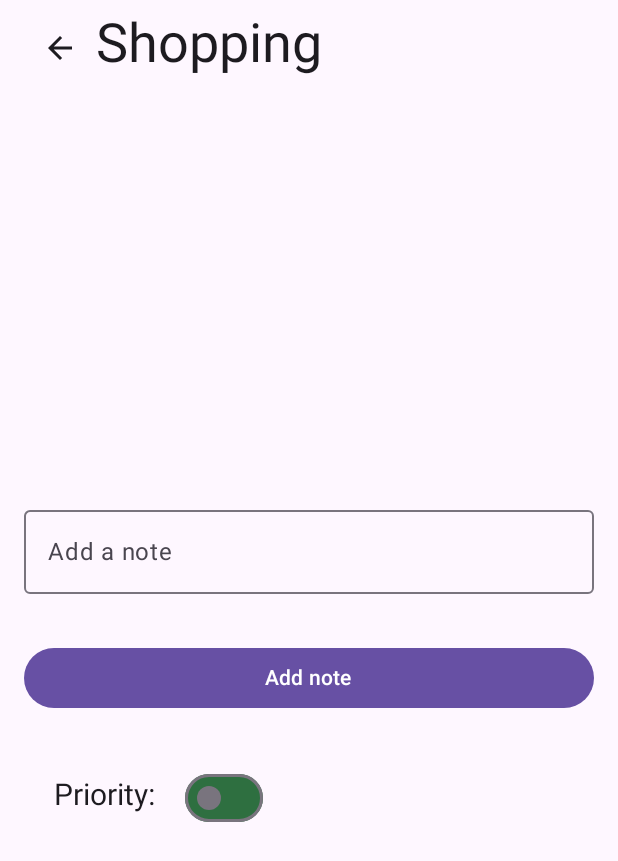
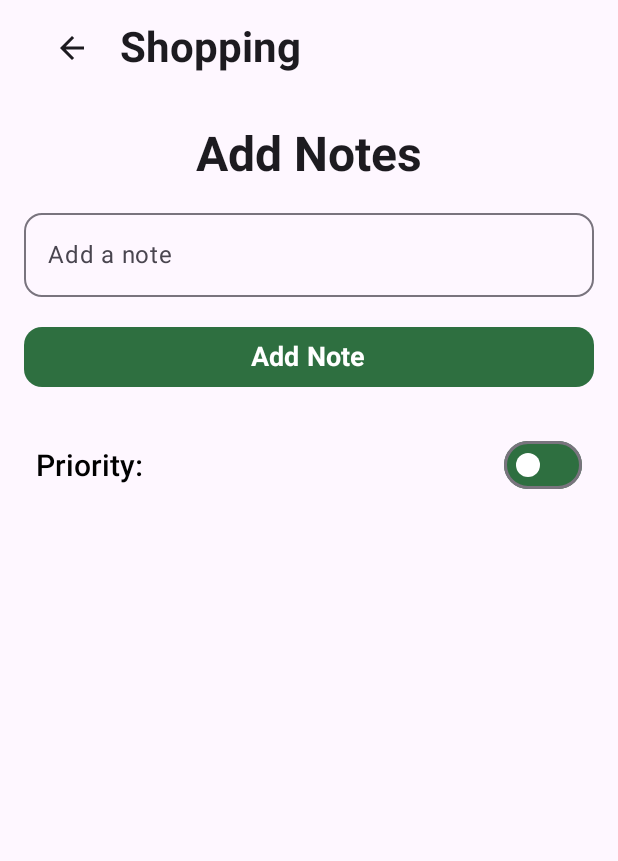
Before and after one commit to Plegik26/To-Do-Android-app, an Android app built with Jetpack Compose: the screen it shows after launch (MainActivity), after a tap on "Shopping", on a phone screen of 412 x 824 dp. Shown: the top 861 px of the screen. Run offline under Robolectric (Android 15) with nearby library versions, the phone set to English and light mode, and no system bars; our stand-ins replace livedata-compose.

Commit message:
Added screen 3 functionality, and revammped UI

```diff
--- a/app/src/main/java/com/example/todolist/MainApp.kt
+++ b/app/src/main/java/com/example/todolist/MainApp.kt
@@ -2,12 +2,18 @@ package com.example.todolist
 
 import androidx.compose.foundation.layout.padding
 import androidx.compose.material.icons.Icons
-import androidx.compose.material.icons.filled.DateRange
 import androidx.compose.material.icons.filled.List
-import androidx.compose.material3.*
+import androidx.compose.material.icons.filled.MailOutline
+import androidx.compose.material3.Icon
+import androidx.compose.material3.MaterialTheme
+import androidx.compose.material3.NavigationBar
+import androidx.compose.material3.NavigationBarItem
+import androidx.compose.material3.Scaffold
+import androidx.compose.material3.Text
 import androidx.compose.runtime.Composable
 import androidx.compose.runtime.getValue
 import androidx.compose.ui.Modifier
+import androidx.compose.ui.graphics.Color
 import androidx.lifecycle.viewmodel.compose.viewModel
 import androidx.navigation.NavController
 import androidx.navigation.compose.NavHost
@@ -22,7 +28,7 @@ import com.example.todolist.screens.Screen3
 sealed class Screens(val route: String, val title: String) {
     object Screen1 : Screens("screen1", "To-Do")
     object Screen2 : Screens("screen2", "Details")
-    object Screen3 : Screens("screen3", "History")
+    object Screen3 : Screens("screen3", "Notes")
 }
 
 @Composable
@@ -35,10 +41,12 @@ fun MainApp() {
 
     Scaffold(
         bottomBar = {
+            // Hide bottom bar on Screen2
             if (currentRoute != Screens.Screen2.route) {
                 BottomNavigationBar(navController, currentRoute)
             }
-        }
+        },
+        containerColor = Color(0xFFF8F8F8)
     ) { innerPadding ->
         NavHost(
             navController = navController,
@@ -59,19 +67,28 @@ fun BottomNavigationBar(navController: NavController, currentRoute: String?) {
         Screens.Screen3
     )
 
-    NavigationBar {
+    NavigationBar(
+        containerColor = Color.White,
+    ) {
         items.forEach { screen ->
+            val selected = currentRoute == screen.route
+
             NavigationBarItem(
-                selected = currentRoute == screen.route,
+                selected = selected,
                 onClick = { navController.navigate(screen.route) },
                 icon = {
                     when (screen) {
                         Screens.Screen1 -> Icon(imageVector = Icons.Default.List, contentDescription = screen.title)
-                        Screens.Screen3 -> Icon(imageVector = Icons.Default.DateRange, contentDescription = screen.title)
+                        Screens.Screen3 -> Icon(imageVector = Icons.Default.MailOutline, contentDescription = screen.title)
                         else -> {}
                     }
                 },
-                label = { Text(screen.title) }
+                label = {
+                    Text(
+                        text = screen.title,
+                        color = if (selected) Color(0xFF2E6F40) else Color.Gray,
+                    )
+                }
             )
         }
     }
--- a/app/src/main/java/com/example/todolist/MyViewModel.kt
+++ b/app/src/main/java/com/example/todolist/MyViewModel.kt
@@ -1,6 +1,5 @@
 package com.example.todolist
 
-import androidx.compose.ui.graphics.Color
 import androidx.lifecycle.LiveData
 import androidx.lifecycle.MutableLiveData
 import androidx.lifecycle.ViewModel
@@ -52,17 +51,18 @@ class MyViewModel : ViewModel() {
         }
     }
 }
+
 fun getTodo() : List<Todo>  {
     return listOf(
-        Todo(1, "Shopping", listOf(""),0xFF2E6F40),
-        Todo(2, "Notes", listOf(""),0xFF2E6F40),
-        Todo(3, "Movies", listOf(""),0xFF2E6F40),
-        Todo(4, "Music", listOf(""),0xFF2E6F40),
-        Todo(5, "Friends", listOf(""),0xFF2E6F40),
-        Todo(6, "Assignment", listOf(""),0xFF2E6F40),
-        Todo(7, "Games", listOf(""),0xFF2E6F40),
-        Todo(8, "Recipes", listOf(""),0xFF2E6F40),
-        Todo(9, "College", listOf(""), 0xFF2E6F40),
-        Todo(10, "Books", listOf(""), 0xFF2E6F40),
+        Todo(1, "Shopping", emptyList(),0xFF2E6F40),
+        Todo(2, "Notes", emptyList(),0xFF2E6F40),
+        Todo(3, "Movies", emptyList(),0xFF2E6F40),
+        Todo(4, "Music", emptyList(),0xFF2E6F40),
+        Todo(5, "Friends", emptyList(),0xFF2E6F40),
+        Todo(6, "Assignment", emptyList(),0xFF2E6F40),
+        Todo(7, "Games", emptyList(),0xFF2E6F40),
+        Todo(8, "Recipes", emptyList(),0xFF2E6F40),
+        Todo(9, "College", emptyList(), 0xFF2E6F40),
+        Todo(10, "Books", emptyList(), 0xFF2E6F40),
     )
 }
--- a/app/src/main/java/com/example/todolist/screens/Screen1.kt
+++ b/app/src/main/java/com/example/todolist/screens/Screen1.kt
@@ -2,60 +2,86 @@ package com.example.todolist.screens
 
 import androidx.compose.foundation.background
 import androidx.compose.foundation.clickable
-import androidx.compose.foundation.layout.Column
-import androidx.compose.foundation.layout.Row
-import androidx.compose.foundation.layout.fillMaxHeight
-import androidx.compose.foundation.layout.fillMaxWidth
-import androidx.compose.foundation.layout.height
-import androidx.compose.foundation.layout.padding
+import androidx.compose.foundation.layout.*
 import androidx.compose.foundation.lazy.LazyColumn
 import androidx.compose.foundation.lazy.items
-import androidx.compose.material3.Text
+import androidx.compose.foundation.shape.RoundedCornerShape
+import androidx.compose.material.icons.Icons
+import androidx.compose.material.icons.filled.CheckCircle
+import androidx.compose.material3.*
 import androidx.compose.runtime.Composable
 import androidx.compose.runtime.getValue
 import androidx.compose.runtime.livedata.observeAsState
 import androidx.compose.ui.Alignment
 import androidx.compose.ui.Modifier
+import androidx.compose.ui.draw.shadow
+import androidx.compose.ui.graphics.Brush
 import androidx.compose.ui.graphics.Color
+import androidx.compose.ui.text.font.FontWeight
+import androidx.compose.ui.text.style.TextAlign
 import androidx.compose.ui.unit.dp
 import androidx.compose.ui.unit.sp
 import androidx.navigation.NavController
 import com.example.todolist.MyViewModel
 
 @Composable
-fun Screen1(navController : NavController, viewModel: MyViewModel)  {
+fun Screen1(navController: NavController, viewModel: MyViewModel) {
     val todoList by viewModel.todoItems.observeAsState(emptyList())
 
     Column(
-        Modifier.fillMaxHeight(),
+        modifier = Modifier
+            .fillMaxSize()
+            .padding(horizontal = 16.dp, vertical = 24.dp),
         horizontalAlignment = Alignment.CenterHorizontally
     ) {
         Text(
             text = "To-Do List!",
-            modifier = Modifier.padding(vertical = 30.dp),
-            fontSize = 60.sp,
+            fontSize = 42.sp,
+            fontWeight = FontWeight.Bold,
+            textAlign = TextAlign.Center,
+            modifier = Modifier
+                .fillMaxWidth()
+                .padding(bottom = 20.dp)
         )
 
         LazyColumn(
-            modifier = Modifier.fillMaxHeight()
+            modifier = Modifier
+                .fillMaxHeight()
+                .padding(bottom = 8.dp)
         ) {
             items(todoList) { item ->
-                Row(
-                    modifier = Modifier.fillMaxWidth()
-                        .padding(8.dp)
-                        .background(Color(item.priority))
-                        .padding(16.dp)
-                        .clickable(onClick = {
-                                navController.navigate("screen2")
-                                viewModel.setSelectedItem(item)
-                            }
+                Box(
+                    modifier = Modifier
+                        .fillMaxWidth()
+                        .padding(vertical = 8.dp)
+                        .shadow(6.dp, RoundedCornerShape(16.dp))
+                        .background(
+                            color = Color(item.priority),
+                            shape = RoundedCornerShape(16.dp)
                         )
+                        .clickable {
+                            viewModel.setSelectedItem(item)
+                            navController.navigate("screen2")
+                        }
+                        .padding(vertical = 20.dp, horizontal = 24.dp)
                 ) {
-                    Text(
-                        text = item.title,
-                        fontSize = 32.sp,
-                        color = Color.White
-                    )
+                    Row(
+                        modifier = Modifier.fillMaxWidth(),
+                        verticalAlignment = Alignment.CenterVertically
+                    ) {
+                        Text(
+                            text = item.title,
+                            fontSize = 26.sp,
+                            fontWeight = FontWeight.SemiBold,
+                            modifier = Modifier.weight(1f)
+                        )
+
+                        Icon(
+                            imageVector = Icons.Default.CheckCircle,
+                            contentDescription = "Task Icon",
+                            modifier = Modifier.size(28.dp)
+                        )
+                    }
                 }
             }
         }
--- a/app/src/main/java/com/example/todolist/screens/Screen2.kt
+++ b/app/src/main/java/com/example/todolist/screens/Screen2.kt
@@ -1,37 +1,21 @@
 package com.example.todolist.screens
 
-import android.R.attr.right
-import androidx.compose.foundation.layout.Arrangement
-import androidx.compose.foundation.layout.Column
-import androidx.compose.foundation.layout.Row
-import androidx.compose.foundation.layout.Spacer
-import androidx.compose.foundation.layout.fillMaxSize
-import androidx.compose.foundation.layout.fillMaxWidth
-import androidx.compose.foundation.layout.height
-import androidx.compose.foundation.layout.padding
+import androidx.compose.foundation.background
+import androidx.compose.foundation.layout.*
 import androidx.compose.foundation.lazy.LazyColumn
 import androidx.compose.foundation.lazy.items
+import androidx.compose.foundation.shape.RoundedCornerShape
 import androidx.compose.material.icons.Icons
 import androidx.compose.material.icons.filled.ArrowBack
-import androidx.compose.material3.Button
-import androidx.compose.material3.ExperimentalMaterial3Api
-import androidx.compose.material3.Icon
-import androidx.compose.material3.IconButton
-import androidx.compose.material3.OutlinedTextField
-import androidx.compose.material3.Scaffold
-import androidx.compose.material3.Switch
-import androidx.compose.material3.SwitchDefaults
-import androidx.compose.material3.Text
-import androidx.compose.material3.TopAppBar
-import androidx.compose.runtime.Composable
-import androidx.compose.runtime.getValue
+import androidx.compose.material3.*
+import androidx.compose.runtime.*
 import androidx.compose.runtime.livedata.observeAsState
-import androidx.compose.runtime.mutableStateOf
 import androidx.compose.runtime.saveable.rememberSaveable
-import androidx.compose.runtime.setValue
 import androidx.compose.ui.Alignment
 import androidx.compose.ui.Modifier
+import androidx.compose.ui.draw.shadow
 import androidx.compose.ui.graphics.Color
+import androidx.compose.ui.text.font.FontWeight
 import androidx.compose.ui.text.style.TextAlign
 import androidx.compose.ui.unit.dp
 import androidx.compose.ui.unit.sp
@@ -51,47 +35,59 @@ fun Screen2(navController: NavController, viewModel: MyViewModel) {
             TopAppBar(
                 title = {
                     Row(
-                        modifier = Modifier.fillMaxWidth()
+                        modifier = Modifier
+                            .fillMaxWidth()
+                            .padding(horizontal = 8.dp),
+                        verticalAlignment = Alignment.CenterVertically
                     ) {
-                        IconButton(
-                            onClick = { navController.navigate("screen1") },
-                            content = {
-                                Icon(
-                                    imageVector = Icons.Default.ArrowBack,
-                                    contentDescription = "Back Arrow"
-                                )
-                            }
-                        )
+                        IconButton(onClick = { navController.navigate("screen1") }) {
+                            Icon(
+                                imageVector = Icons.Default.ArrowBack,
+                                contentDescription = "Back Arrow",
+                            )
+                        }
                         Text(
-                            text = "${selectedItem?.title}",
-                            fontSize = 36.sp,
-                            /* TODO: Try align text center */
+                            text = selectedItem!!.title,
+                            fontSize = 28.sp,
+                            fontWeight = FontWeight.Bold,
+                            modifier = Modifier.padding(start = 8.dp)
                         )
                     }
-                }
+                },
             )
-
         }
     ) { innerPadding ->
 
         Column(
             modifier = Modifier
                 .fillMaxSize()
-                .padding(innerPadding),
-            horizontalAlignment = Alignment.CenterHorizontally,
-            verticalArrangement = Arrangement.Center
+                .padding(innerPadding)
+                .padding(horizontal = 16.dp, vertical = 8.dp),
+            horizontalAlignment = Alignment.CenterHorizontally
         ) {
-            // add new note field
+            // Title label
+            Text(
+                text = "Add Notes",
+                fontSize = 32.sp,
+                fontWeight = FontWeight.Bold,
+                textAlign = TextAlign.Center,
+                modifier = Modifier
+                    .fillMaxWidth()
+                    .padding(vertical = 12.dp)
+            )
+
+            // Input field
             OutlinedTextField(
                 value = newNote,
                 onValueChange = { newNote = it },
                 label = { Text("Add a note") },
+                singleLine = true,
+                shape = RoundedCornerShape(12.dp),
                 modifier = Modifier
                     .fillMaxWidth()
-                    .padding(16.dp)
             )
 
-            // add note
+            // Add note button
             Button(
                 onClick = {
                     if (newNote.isNotBlank()) {
@@ -101,26 +97,42 @@ fun Screen2(navController: NavController, viewModel: MyViewModel) {
                 },
                 modifier = Modifier
                     .fillMaxWidth()
-                    .padding(16.dp)
+                    .padding(top = 16.dp),
+                shape = RoundedCornerShape(12.dp),
+                colors = ButtonDefaults.buttonColors(
+                    containerColor = Color(0xFF2E6F40),
+                    contentColor = Color.White
+                )
             ) {
-                Text("Add note")
+                Text(
+                    "Add Note",
+                    fontSize = 18.sp,
+                    fontWeight = FontWeight.Bold
+                )
             }
 
+            Spacer(modifier = Modifier.height(24.dp))
+
+            // Priority toggle
             Row(
-                modifier = Modifier.fillMaxWidth()
-                    .padding(16.dp)
+                modifier = Modifier
+                    .fillMaxWidth()
+                    .padding(horizontal = 8.dp),
+                verticalAlignment = Alignment.CenterVertically,
+                horizontalArrangement = Arrangement.SpaceBetween
             ) {
                 Text(
                     text = "Priority:",
-                    modifier = Modifier.padding(horizontal = 20.dp, vertical = 10.dp),
-                    fontSize = 20.sp
+                    fontSize = 20.sp,
+                    fontWeight = FontWeight.Medium,
+                    color = Color.Black
                 )
 
                 Switch(
                     checked = checked,
                     onCheckedChange = {
                         checked = it
-                        if (selectedItem!!.priority == 0xFF9E1C03) {
+                        if (selectedItem?.priority == 0xFF9E1C03) {
                             viewModel.changePriority(0xFF2E6F40)
                         } else {
                             viewModel.changePriority(0xFF9E1C03)
@@ -128,7 +140,9 @@ fun Screen2(navController: NavController, viewModel: MyViewModel) {
                     },
                     colors = SwitchDefaults.colors(
                         checkedTrackColor = prioColor,
-                        uncheckedTrackColor = prioColor
+                        uncheckedTrackColor = prioColor,
+                        checkedThumbColor = Color.White,
+                        uncheckedThumbColor = Color.White
                     )
                 )
             }
```
Also changed, not shown: app/src/main/java/com/example/todolist/screens/Screen3.kt (+118 -17 lines).
